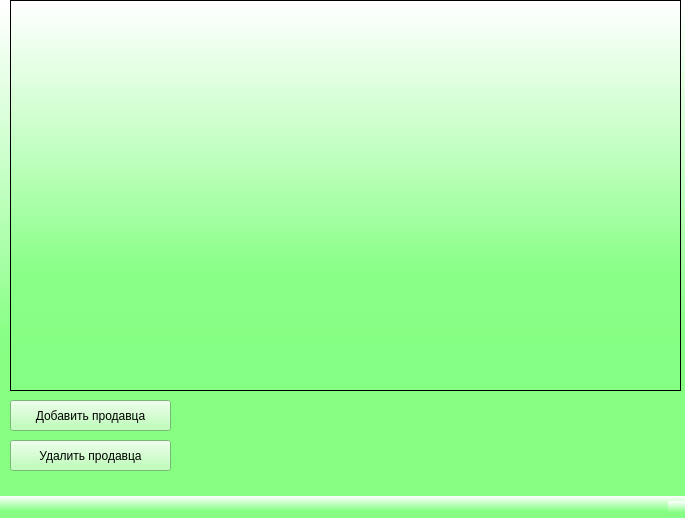
First picture: the form in Qt/window_for_admin.ui, repository P-or-G/Web-Market, before the edit.
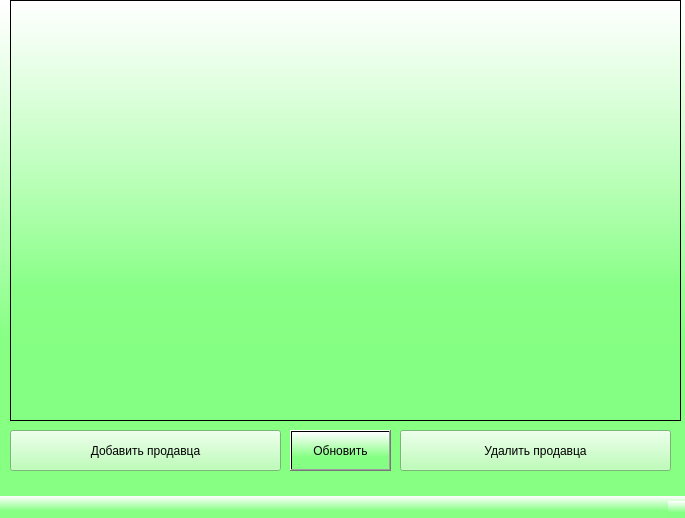
Second picture: the form after the edit.

What changed in the file:
```diff
--- a/Qt/window_for_admin.ui
+++ b/Qt/window_for_admin.ui
@@ -23,7 +23,7 @@
       <x>10</x>
       <y>0</y>
       <width>671</width>
-      <height>391</height>
+      <height>421</height>
      </rect>
     </property>
     <property name="styleSheet">
@@ -35,9 +35,9 @@
     <property name="geometry">
      <rect>
       <x>10</x>
-      <y>400</y>
-      <width>161</width>
-      <height>31</height>
+      <y>430</y>
+      <width>271</width>
+      <height>41</height>
      </rect>
     </property>
     <property name="styleSheet">
@@ -51,10 +51,10 @@
    <widget class="QPushButton" name="btn_del">
     <property name="geometry">
      <rect>
-      <x>10</x>
-      <y>440</y>
-      <width>161</width>
-      <height>31</height>
+      <x>400</x>
+      <y>430</y>
+      <width>271</width>
+      <height>41</height>
      </rect>
     </property>
     <property name="styleSheet">
@@ -65,6 +65,19 @@
      <string>Удалить продавца</string>
     </property>
    </widget>
+   <widget class="QPushButton" name="btn_r">
+    <property name="geometry">
+     <rect>
+      <x>290</x>
+      <y>430</y>
+      <width>101</width>
+      <height>41</height>
+     </rect>
+    </property>
+    <property name="text">
+     <string>Обновить</string>
+    </property>
+   </widget>
    <zorder>btn_add</zorder>
    <zorder>btn_del</zorder>
    <zorder>BD</zorder>
```
Left out of the diff: 1 changed line with no effect on the pictures.
